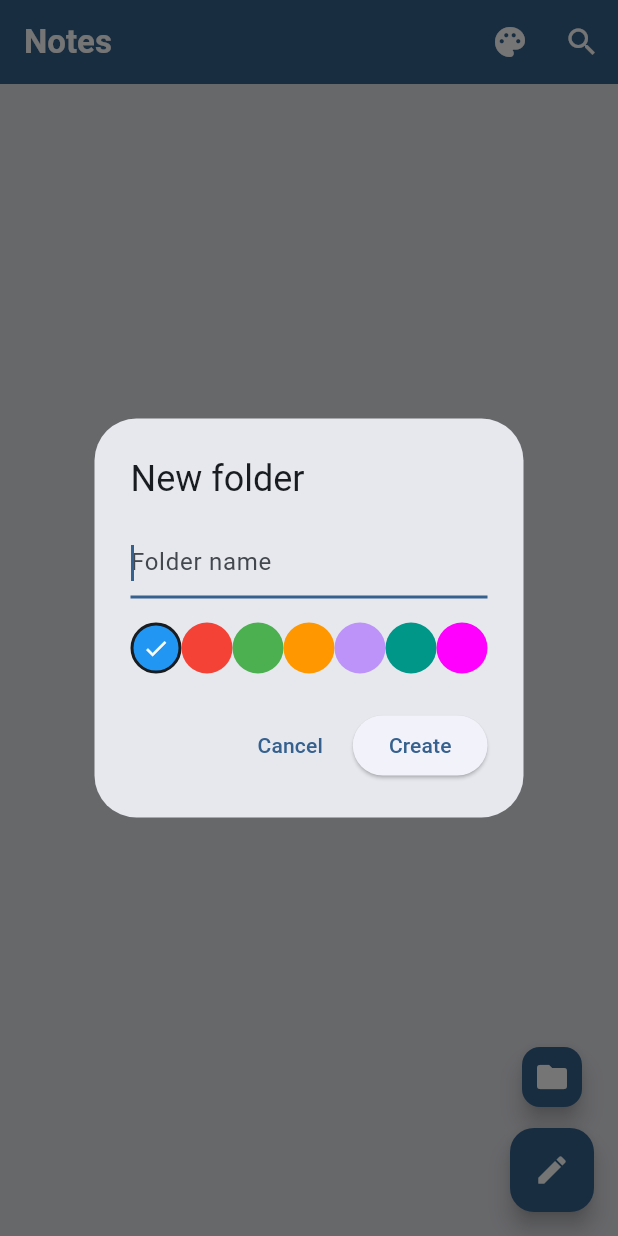
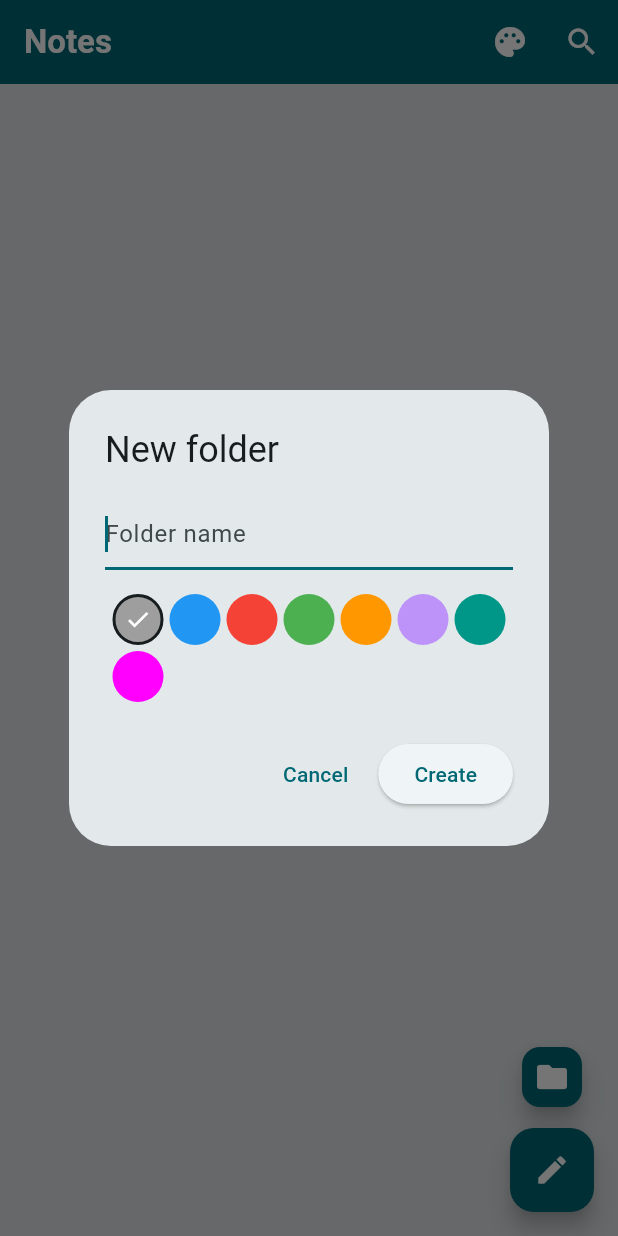
Before and after one commit to v1drak0dz/UniqNote, a Flutter app: the screen it shows after launch, after a tap on the "folder" icon, on a phone screen of 412 x 824 dp. Run offline on Flutter 3.47's test engine with Material 3 defaults, Android fonts, the phone set to English and light mode, and no system bars; our stand-ins replace easy_localization, file_picker, flutter_speed_dial, image_picker, just_audio, open_filex and 3 more; missing offline and left inert: audio_waveforms, record, sqflite_migration_service; accounts and stored records are empty.

Commit message:
refactor: UI refactor for improvement

```diff
--- a/assets/translations/en.json
+++ b/assets/translations/en.json
@@ -11,6 +11,7 @@
     "theme": "Theme",
     "apply": "Apply",
 
+    "color_grey": "Grey",
     "color_blue": "Blue",
     "color_red": "Red",
     "color_green": "Green",
--- a/assets/translations/pt.json
+++ b/assets/translations/pt.json
@@ -11,6 +11,7 @@
     "theme": "Tema",
     "apply": "Aplicar",
 
+    "color_grey": "Cinza",
     "color_blue": "Azul",
     "color_red": "Vermelho",
     "color_green": "Verde",
--- a/lib/main.dart
+++ b/lib/main.dart
@@ -40,6 +40,7 @@
 }
 
 const themeOptions = [
+  ThemeOption("color_grey", Colors.grey),
   ThemeOption("color_blue", Colors.blue),
   ThemeOption("color_red", Colors.red),
   ThemeOption("color_green", Colors.green),
@@ -296,9 +297,10 @@
                           fontSize: 14,
                         ),
                       ),
-                      // note.isFavorite == 1
-                      //     ? Icon(Icons.favorite, color: Colors.pink)
-                      //     : Text(""),
+                      note.isFavorite ==
+                              1 //&& note.folderId != null
+                          ? Icon(Icons.favorite, color: Colors.pink, size: 16.0)
+                          : Text(""),
                     ],
                   ),
 
@@ -396,8 +398,9 @@
                   ////////////////////////////////////////////////////
                   /// SELECT COLOR
                   ////////////////////////////////////////////////////
-                  Row(
-                    mainAxisAlignment: MainAxisAlignment.spaceBetween,
+                  Wrap(
+                    spacing: 4,
+                    runSpacing: 4,
                     children: List.generate(themeOptions.length, (index) {
                       final color = themeOptions[index];
 
@@ -732,7 +735,7 @@
         .toList();
     final favorites = filteredNotes.where((n) => n.isFavorite == 1).toList();
     final noFolder = filteredNotes
-        .where((n) => n.folderId == null && n.isFavorite == 0)
+        .where((n) => n.folderId == null /*&& n.isFavorite == 0*/)
         .toList();
 
     return Scaffold(
@@ -796,25 +799,25 @@
               ////////////////////////////////////////////////////
               /// FAVORITES
               ////////////////////////////////////////////////////
-              if (favorites.isNotEmpty) ...[
-                Padding(
-                  padding: const EdgeInsets.only(bottom: 8, top: 8),
-                  child: Row(
-                    children: [
-                      Icon(Icons.favorite, color: Colors.pink),
-                      const SizedBox(width: 6),
-                      Text(
-                        tr("favorites"),
-                        style: Theme.of(context).textTheme.titleMedium!
-                            .copyWith(fontWeight: FontWeight.bold),
-                      ),
-                    ],
-                  ),
-                ),
+              // if (favorites.isNotEmpty) ...[
+              //   Padding(
+              //     padding: const EdgeInsets.only(bottom: 8, top: 8),
+              //     child: Row(
+              //       children: [
+              //         Icon(Icons.favorite, color: Colors.pink),
+              //         const SizedBox(width: 6),
+              //         Text(
+              //           tr("favorites"),
+              //           style: Theme.of(context).textTheme.titleMedium!
+              //               .copyWith(fontWeight: FontWeight.bold),
+              //         ),
+              //       ],
+              //     ),
+              //   ),
 
-                _notesGrid(favorites),
-                const SizedBox(height: 16),
-              ],
+              //   _notesGrid(favorites),
+              //   const SizedBox(height: 16),
+              // ],
 
               ////////////////////////////////////////////////////
               /// FOLDERS
--- a/pubspec.yaml
+++ b/pubspec.yaml
@@ -1,7 +1,7 @@
 name: uniqnote
 description: "A simple note-taking app that born to be minimalist with cool features."
 publish_to: "none"
-version: 1.10.0
+version: 1.11.0
 
 environment:
   sdk: ^3.10.1
```
Also changed, not shown: lib/pages/edit_note_page.dart (+6 -1 lines), lib/pages/new_note_page.dart (+13 -3 lines).
